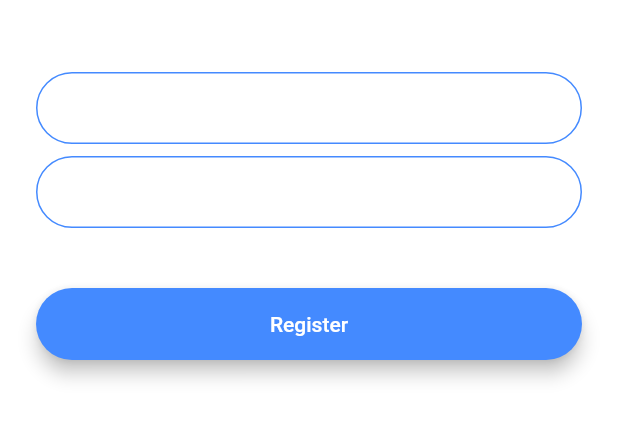
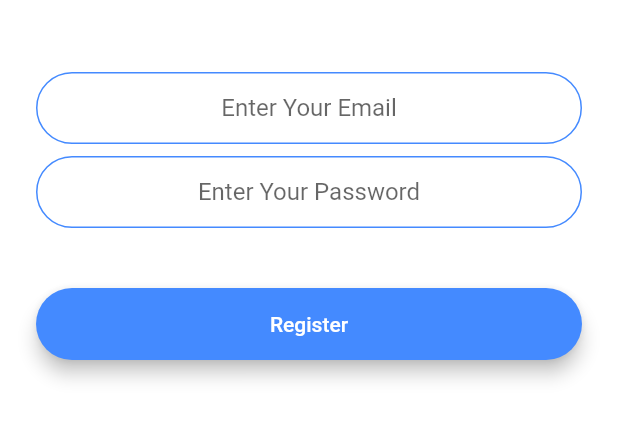
Before and after one commit to surajrocks1997/group-chat-flutter, a Flutter app: the screen it shows after launch, after a tap on "Register", on a phone screen of 412 x 824 dp, the part 576-1018 px from its top. Run offline on Flutter 3.47's test engine with Material 2 defaults, Android fonts, the phone set to English and light mode, and no system bars; our stand-ins replace animated_text_kit, cloud_firestore, firebase_auth, firebase_core, modal_progress_hud; accounts and stored records are empty.

```diff
--- /dev/null
+++ b/lib/components/rounded_button.dart
@@ -0,0 +1,32 @@
+import 'package:flutter/material.dart';
+
+class RoundedButton extends StatelessWidget {
+  final Color color;
+  final String title;
+  final Function onPressed;
+
+  RoundedButton({this.color, this.title, @required this.onPressed});
+
+  @override
+  Widget build(BuildContext context) {
+    return Padding(
+      padding: EdgeInsets.symmetric(vertical: 16.0),
+      child: Material(
+        elevation: 5.0,
+        color: this.color,
+        borderRadius: BorderRadius.circular(30.0),
+        child: MaterialButton(
+          onPressed: this.onPressed,
+          minWidth: 200.0,
+          height: 42.0,
+          child: Text(
+            this.title,
+            style: TextStyle(
+              color: Colors.white,
+            ),
+          ),
+        ),
+      ),
+    );
+  }
+}
--- a/lib/constants.dart
+++ b/lib/constants.dart
@@ -17,3 +17,20 @@ const kMessageContainerDecoration = BoxDecoration(
     top: BorderSide(color: Colors.lightBlueAccent, width: 2.0),
   ),
 );
+
+const kTextFieldDecoration = InputDecoration(
+  hintText: 'Enter a Value',
+  contentPadding:
+  EdgeInsets.symmetric(vertical: 10.0, horizontal: 20.0),
+  border: OutlineInputBorder(
+    borderRadius: BorderRadius.all(Radius.circular(32.0)),
+  ),
+  enabledBorder: OutlineInputBorder(
+    borderSide: BorderSide(color: Colors.blueAccent, width: 1.0),
+    borderRadius: BorderRadius.all(Radius.circular(32.0)),
+  ),
+  focusedBorder: OutlineInputBorder(
+    borderSide: BorderSide(color: Colors.blueAccent, width: 2.0),
+    borderRadius: BorderRadius.all(Radius.circular(32.0)),
+  ),
+);
--- a/lib/main.dart
+++ b/lib/main.dart
@@ -1,21 +1,22 @@
 import 'package:flutter/material.dart';
+import 'package:firebase_core/firebase_core.dart';
+
 import 'package:flash_chat/screens/welcome_screen.dart';
 import 'package:flash_chat/screens/login_screen.dart';
 import 'package:flash_chat/screens/registration_screen.dart';
 import 'package:flash_chat/screens/chat_screen.dart';
 
-void main() => runApp(FlashChat());
+void main() async {
+  WidgetsFlutterBinding.ensureInitialized();
+  await Firebase.initializeApp();
+  runApp(FlashChat());
+}
 
 class FlashChat extends StatelessWidget {
   @override
   Widget build(BuildContext context) {
     return MaterialApp(
       debugShowCheckedModeBanner: false,
-      theme: ThemeData.dark().copyWith(
-        textTheme: TextTheme(
-          body1: TextStyle(color: Colors.black54),
-        ),
-      ),
       home: WelcomeScreen(),
       initialRoute: WelcomeScreen.id,
       routes: {
--- a/lib/screens/registration_screen.dart
+++ b/lib/screens/registration_screen.dart
@@ -1,17 +1,31 @@
 import 'package:flutter/material.dart';
+import 'package:firebase_auth/firebase_auth.dart';
+import 'package:modal_progress_hud/modal_progress_hud.dart';
+
+import 'package:flash_chat/screens/chat_screen.dart';
+import 'package:flash_chat/constants.dart';
+import 'package:flash_chat/components/rounded_button.dart';
 
 class RegistrationScreen extends StatefulWidget {
   static String id = 'registration_screen';
+
   @override
   _RegistrationScreenState createState() => _RegistrationScreenState();
 }
 
 class _RegistrationScreenState extends State<RegistrationScreen> {
+  final FirebaseAuth _auth = FirebaseAuth.instance;
+  bool showSpinner = false;
+  String email;
+  String password;
+
   @override
   Widget build(BuildContext context) {
     return Scaffold(
       backgroundColor: Colors.white,
-      body: Padding(
+      body: ModalProgressHUD(
+        inAsyncCall: showSpinner,
+        child: Padding(
           padding: EdgeInsets.symmetric(horizontal: 24.0),
           child: Column(
             mainAxisAlignment: MainAxisAlignment.center,
@@ -28,73 +42,52 @@ class _RegistrationScreenState extends State<RegistrationScreen> {
                 height: 48.0,
               ),
               TextField(
+                textAlign: TextAlign.center,
+                keyboardType: TextInputType.emailAddress,
                 onChanged: (value) {
-                //Do something with the user input.
+                  email = value;
                 },
-              decoration: InputDecoration(
-                hintText: 'Enter your email',
-                contentPadding:
-                    EdgeInsets.symmetric(vertical: 10.0, horizontal: 20.0),
-                border: OutlineInputBorder(
-                  borderRadius: BorderRadius.all(Radius.circular(32.0)),
-                ),
-                enabledBorder: OutlineInputBorder(
-                  borderSide: BorderSide(color: Colors.blueAccent, width: 1.0),
-                  borderRadius: BorderRadius.all(Radius.circular(32.0)),
-                ),
-                focusedBorder: OutlineInputBorder(
-                  borderSide: BorderSide(color: Colors.blueAccent, width: 2.0),
-                  borderRadius: BorderRadius.all(Radius.circular(32.0)),
-                ),
-              ),
+                decoration:
+                    kTextFieldDecoration.copyWith(hintText: 'Enter Your Email'),
               ),
               SizedBox(
                 height: 8.0,
               ),
               TextField(
+                obscureText: true,
+                textAlign: TextAlign.center,
                 onChanged: (value) {
-                //Do something with the user input.
+                  password = value;
                 },
-              decoration: InputDecoration(
-                hintText: 'Enter your password',
-                contentPadding:
-                    EdgeInsets.symmetric(vertical: 10.0, horizontal: 20.0),
-                border: OutlineInputBorder(
-                  borderRadius: BorderRadius.all(Radius.circular(32.0)),
-                ),
-                enabledBorder: OutlineInputBorder(
-                  borderSide: BorderSide(color: Colors.blueAccent, width: 1.0),
-                  borderRadius: BorderRadius.all(Radius.circular(32.0)),
-                ),
-                focusedBorder: OutlineInputBorder(
-                  borderSide: BorderSide(color: Colors.blueAccent, width: 2.0),
-                  borderRadius: BorderRadius.all(Radius.circular(32.0)),
-                ),
-              ),
+                decoration: kTextFieldDecoration.copyWith(
+                    hintText: 'Enter Your Password'),
               ),
               SizedBox(
                 height: 24.0,
               ),
-            Padding(
-              padding: EdgeInsets.symmetric(vertical: 16.0),
-              child: Material(
+              RoundedButton(
+                title: 'Register',
                 color: Colors.blueAccent,
-                borderRadius: BorderRadius.all(Radius.circular(30.0)),
-                elevation: 5.0,
-                child: MaterialButton(
-                  onPressed: () {
-                    //Implement registration functionality.
+                onPressed: () async {
+                  setState(() {
+                    showSpinner = true;
+                  });
+                  try {
+                    final newUser = await _auth.createUserWithEmailAndPassword(
+                        email: email, password: password);
+                    if (newUser != null) {
+                      Navigator.pushNamed(context, ChatScreen.id);
+                    }
+                    setState(() {
+                      showSpinner = false;
+                    });
+                  } catch (e) {
+                    print('Registration:' + e.toString());
+                  }
                 },
-                  minWidth: 200.0,
-                  height: 42.0,
-                  child: Text(
-                    'Register',
-                    style: TextStyle(color: Colors.white),
-                  ),
-                ),
-              ),
               ),
             ],
+          ),
         ),
       ),
     );
--- a/lib/screens/welcome_screen.dart
+++ b/lib/screens/welcome_screen.dart
@@ -1,6 +1,9 @@
+import 'package:flutter/material.dart';
+import 'package:animated_text_kit/animated_text_kit.dart';
+
 import 'package:flash_chat/screens/login_screen.dart';
 import 'package:flash_chat/screens/registration_screen.dart';
-import 'package:flutter/material.dart';
+import 'package:flash_chat/components/rounded_button.dart';
 
 class WelcomeScreen extends StatefulWidget {
   static String id = 'welcome_screen';
@@ -69,9 +72,10 @@ class _WelcomeScreenState extends State<WelcomeScreen>
                     height: 60,
                   ),
                 ),
-                Text(
-                  'Flash Chat',
-                  style: TextStyle(
+                TypewriterAnimatedTextKit(
+                  speed: Duration(milliseconds: 250),
+                  text: ['Flash Chat'],
+                  textStyle: TextStyle(
                     fontSize: 45.0,
                     fontWeight: FontWeight.w900,
                   ),
@@ -81,43 +85,19 @@ class _WelcomeScreenState extends State<WelcomeScreen>
             SizedBox(
               height: 48.0,
             ),
-            Padding(
-              padding: EdgeInsets.symmetric(vertical: 16.0),
-              child: Material(
-                elevation: 5.0,
+            RoundedButton(
+              title: 'Log In',
               color: Colors.lightBlueAccent,
-                borderRadius: BorderRadius.circular(30.0),
-                child: MaterialButton(
               onPressed: () {
                 Navigator.pushNamed(context, LoginScreen.id);
-                    //Go to login screen.
               },
-                  minWidth: 200.0,
-                  height: 42.0,
-                  child: Text(
-                    'Log In',
             ),
-                ),
-              ),
-            ),
-            Padding(
-              padding: EdgeInsets.symmetric(vertical: 16.0),
-              child: Material(
-                color: Colors.blueAccent,
-                borderRadius: BorderRadius.circular(30.0),
-                elevation: 5.0,
-                child: MaterialButton(
+            RoundedButton(
+              title: 'Register',
+              color: Colors.blue,
               onPressed: () {
                 Navigator.pushNamed(context, RegistrationScreen.id);
-                    //Go to registration screen.
               },
-                  minWidth: 200.0,
-                  height: 42.0,
-                  child: Text(
-                    'Register',
-                  ),
-                ),
-              ),
             ),
           ],
         ),
--- a/pubspec.yaml
+++ b/pubspec.yaml
@@ -11,6 +11,11 @@ dependencies:
     sdk: flutter
 
   cupertino_icons: ^0.1.2
+  animated_text_kit: ^2.2.0
+  firebase_core: ^0.5.0
+  firebase_auth: ^0.18.0+1
+  cloud_firestore: ^0.14.0+2
+  modal_progress_hud: ^0.1.3
 
 dev_dependencies:
   flutter_test:
```
Also changed, not shown: lib/screens/chat_screen.dart (+75 -3 lines), lib/screens/login_screen.dart (+43 -54 lines), pubspec.lock, 4 other files. Lines whose indentation alone changed are shown as unchanged.
